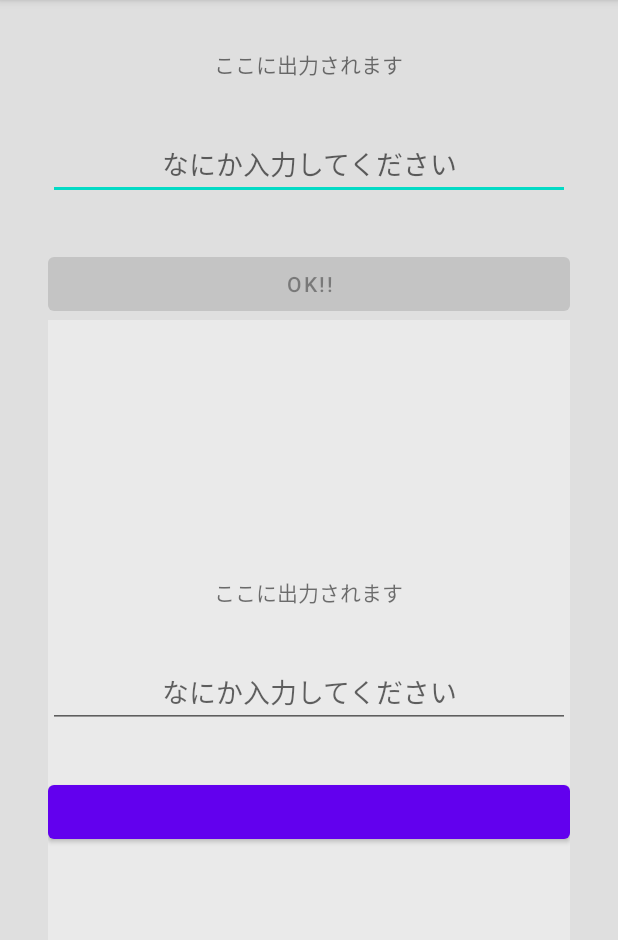
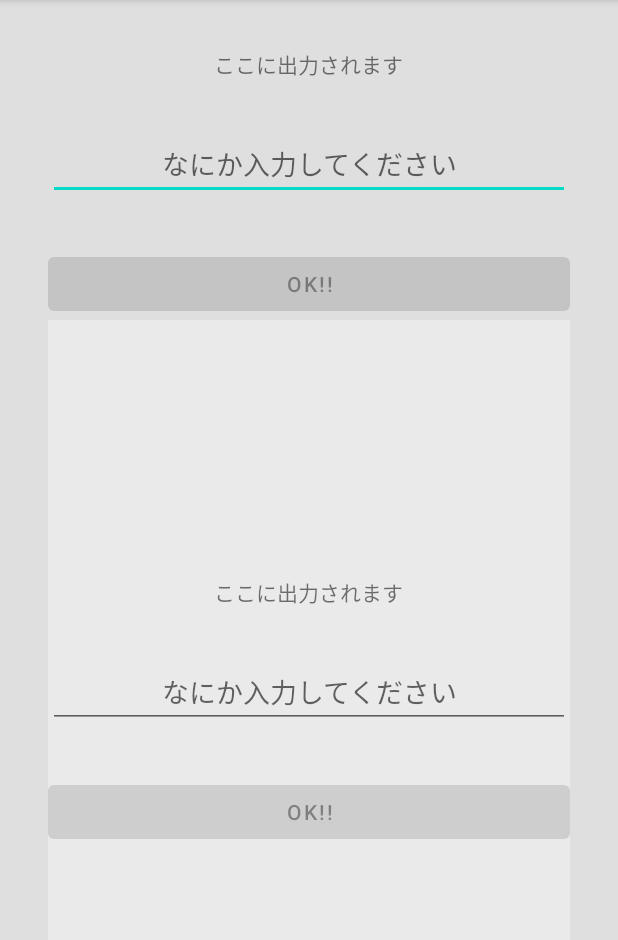
Before and after one commit to melq/LiveDataTest, an Android app: the screen it shows after launch (MainActivity), on a phone screen of 412 x 824 dp, the part 84-1024 px from its top. Run offline under Robolectric (Android 15) with nearby library versions, the phone set to English and light mode, and no system bars; our stand-ins replace data binding.

Commit message:
:sparkles: 子フラグメントでも同じ動作ができるようにした

```diff
--- a/app/src/main/java/com/melq/livedatatest/FragmentMain.kt
+++ b/app/src/main/java/com/melq/livedatatest/FragmentMain.kt
@@ -31,9 +31,20 @@ class FragmentMain : Fragment() {
         binding.button.setOnClickListener {
             viewModel.submitText(binding.editText.text.toString())
         }
+        binding.frameLayoutSub.button.setOnClickListener {
+            viewModel.submitTextSub(binding.frameLayoutSub.editText.text.toString())
+        }
+
+//        viewModel.updateButtonでやっているが、例として
+//        viewModel.isEnabled.observe(viewLifecycleOwner, Observer { isEnabled ->
+//            binding.button.isEnabled = isEnabled
+//        })
 
         binding.editText.addTextChangedListener { text ->
             viewModel.updateButton(text.isNullOrBlank())
         }
+        binding.frameLayoutSub.editText.addTextChangedListener { text ->
+            viewModel.updateButtonSub(text.isNullOrBlank())
+        }
     }
 }
--- a/app/src/main/java/com/melq/livedatatest/MainViewModel.kt
+++ b/app/src/main/java/com/melq/livedatatest/MainViewModel.kt
@@ -22,6 +22,26 @@ class MainViewModel {
             }
     val submittedText: LiveData<String> get() = _submittedText
 
+    private val _buttonTextSub: MutableLiveData<String> =
+            MutableLiveData<String>().also { mutableLiveData ->
+                mutableLiveData.value = "OK!!"
+            }
+    val buttonTextSub: LiveData<String> get() = _buttonTextSub
+
+    private val _isEnabledSub: MutableLiveData<Boolean> =
+            MutableLiveData<Boolean>().also { mutableLiveData ->
+                mutableLiveData.value = false
+            }
+    val isEnabledSub: LiveData<Boolean> get() = _isEnabledSub
+
+    private val _submittedTextSub: MutableLiveData<String> =
+            MutableLiveData<String>().also { mutableLiveData ->
+                mutableLiveData.value = "ここに出力されます"
+            }
+    val submittedTextSub: LiveData<String> = _submittedTextSub
+
+
+
     fun updateButton(isBlank: Boolean) {
         _isEnabled.value = !isBlank
 
@@ -29,8 +49,19 @@ class MainViewModel {
                 if (isBlank) "NO!!"
                 else "OK!!"
     }
+    fun updateButtonSub(isBlank: Boolean) {
+        _isEnabledSub.value = !isBlank
+
+        _buttonTextSub.value =
+                if (isBlank) "NO!!"
+                else "OK!!"
+    }
 
     fun submitText(text: String) {
         _submittedText.value = text
+//        _submittedTextSub.value = text + text
+    }
+    fun submitTextSub(text: String) {
+        _submittedTextSub.value = text
     }
 }
--- a/app/src/main/res/layout/fragment_main.xml
+++ b/app/src/main/res/layout/fragment_main.xml
@@ -1,6 +1,7 @@
 <?xml version="1.0" encoding="utf-8"?>
 <layout xmlns:android="http://schemas.android.com/apk/res/android"
-    xmlns:tools="http://schemas.android.com/tools">
+    xmlns:tools="http://schemas.android.com/tools"
+    xmlns:app="http://schemas.android.com/apk/res-auto">
 
     <data>
         <variable
@@ -44,6 +45,7 @@
 
         <include
             android:id="@+id/frameLayoutSub"
+            app:vm="@{vm}"
             layout="@layout/fragment_sub" />
 
     </LinearLayout>
--- a/app/src/main/res/layout/fragment_sub.xml
+++ b/app/src/main/res/layout/fragment_sub.xml
@@ -4,8 +4,8 @@
 
     <data>
         <variable
-            name="buttonText"
-            type="String" />
+            name="vm"
+            type="com.melq.livedatatest.MainViewModel" />
     </data>
 
     <LinearLayout
@@ -19,7 +19,7 @@
             android:id="@+id/textView"
             android:layout_width="wrap_content"
             android:layout_height="wrap_content"
-            android:text="@string/output_here" />
+            android:text="@{vm.submittedTextSub}" />
 
         <EditText
             android:id="@+id/editText"
@@ -29,13 +29,15 @@
             android:layout_marginBottom="32dp"
             android:gravity="center_horizontal"
             android:hint="@string/input_something"
-            android:autofillHints="@string/input_something" />
+            android:autofillHints="@string/input_something"
+            android:inputType="text" />
 
         <Button
             android:id="@+id/button"
             android:layout_width="match_parent"
             android:layout_height="wrap_content"
-            android:text="@{buttonText}"
+            android:enabled="@{vm.isEnabledSub}"
+            android:text="@{vm.buttonTextSub}"
             tools:text="@string/ok" />
 
     </LinearLayout>
```
